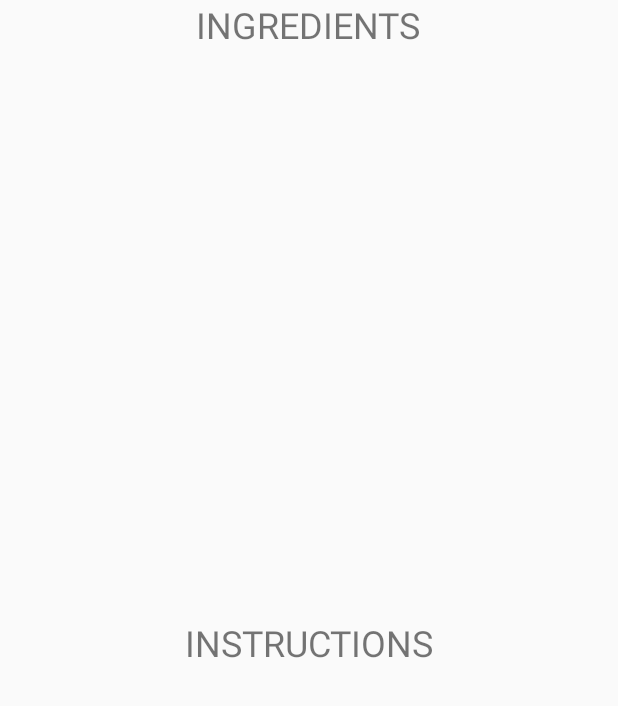
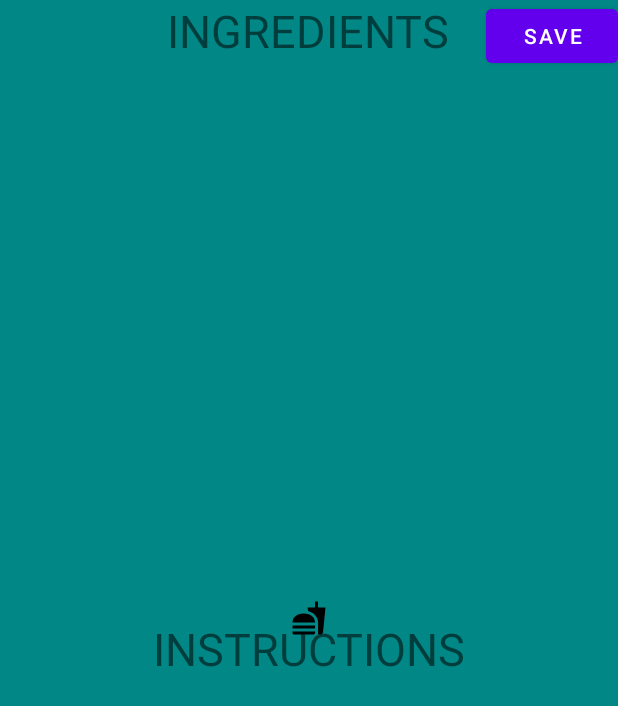
Before and after one commit to prb4/CookBook, an Android app built with Jetpack Compose: the Recipe screen opened directly, with no data from a screen before it, on a phone screen of 412 x 824 dp. Shown: the top 706 px of the screen. Run offline under Robolectric (Android 15) with nearby library versions, the phone set to English and light mode, and no system bars; 2 statements that could not run were skipped.

Commit message:
Splah screen help

```diff
--- a/app/src/main/res/drawable/splash_image.xml
+++ b/app/src/main/res/drawable/splash_image.xml
@@ -1,4 +1,7 @@
 <?xml version="1.0" encoding="utf-8"?>
-<selector xmlns:android="http://schemas.android.com/apk/res/android">
+<layer-list xmlns:android="http://schemas.android.com/apk/res/android">
 
-</selector>
+    <item android:drawable="@color/teal_700"/>
+
+    <item android:drawable="@drawable/baseline_fastfood_24" android:gravity="center"/>
+</layer-list>
--- a/app/src/main/res/layout/activity_recipe.xml
+++ b/app/src/main/res/layout/activity_recipe.xml
@@ -11,18 +11,20 @@
         android:layout_width="wrap_content"
         android:layout_height="wrap_content"
         android:text="INGREDIENTS"
-        android:textSize="24sp"
+        android:textSize="30sp"
         app:layout_constraintEnd_toEndOf="parent"
         app:layout_constraintHorizontal_bias="0.498"
         app:layout_constraintStart_toStartOf="parent"
         app:layout_constraintTop_toTopOf="parent" />
-+
+    +
+
     <androidx.recyclerview.widget.RecyclerView
         android:id="@+id/rv_ingredients"
         android:layout_width="match_parent"
         android:layout_height="0dp"
+        app:layout_constraintBottom_toTopOf="@id/tv_instructions"
         app:layout_constraintTop_toBottomOf="@id/tv_ingredients"
-        app:layout_constraintBottom_toTopOf="@id/tv_instructions"/>
+        tools:layout_editor_absoluteX="-42dp" />
 
     <TextView
         android:id="@+id/tv_instructions"
@@ -32,7 +34,7 @@
         app:layout_constraintEnd_toEndOf="parent"
         app:layout_constraintStart_toStartOf="parent"
         app:layout_constraintTop_toBottomOf="@id/rv_ingredients"
-        android:textSize="24sp"
+        android:textSize="30sp"
         android:text="INSTRUCTIONS"/>
 
     <androidx.recyclerview.widget.RecyclerView
@@ -40,6 +42,15 @@
         android:layout_width="match_parent"
         android:layout_height="0dp"
         app:layout_constraintBottom_toBottomOf="parent"
-        app:layout_constraintTop_toBottomOf="@id/tv_instructions"/>
+        app:layout_constraintTop_toBottomOf="@id/tv_instructions">
+    </androidx.recyclerview.widget.RecyclerView>
+
+    <Button
+        android:id="@+id/save_button"
+        android:layout_width="wrap_content"
+        android:layout_height="wrap_content"
+        android:text="Save"
+        app:layout_constraintEnd_toEndOf="parent"
+        app:layout_constraintTop_toTopOf="parent" />
 
 </androidx.constraintlayout.widget.ConstraintLayout>
--- a/app/src/main/res/values/themes.xml
+++ b/app/src/main/res/values/themes.xml
@@ -2,6 +2,11 @@
 <resources>
 
     <style name="Theme.CustomFood" parent="android:Theme.Material.Light.NoActionBar">
-        <item name="android:statusBarColor">@color/purple_700</item>
+        <item name="android:statusBarColor">@color/white</item>
+    </style>
+
+    <style name="splashScreenTheme" parent="Theme.MaterialComponents.Light.NoActionBar">
+        <item name="android:windowBackground">@drawable/splash_image</item>
+        <item name="android:statusBarColor">@color/teal_700</item>
     </style>
 </resources>
```
Also changed, not shown: app/src/main/AndroidManifest.xml (+7 -8 lines), app/src/main/res/values/themes/themes.xml (deleted, +0 -7 lines).
